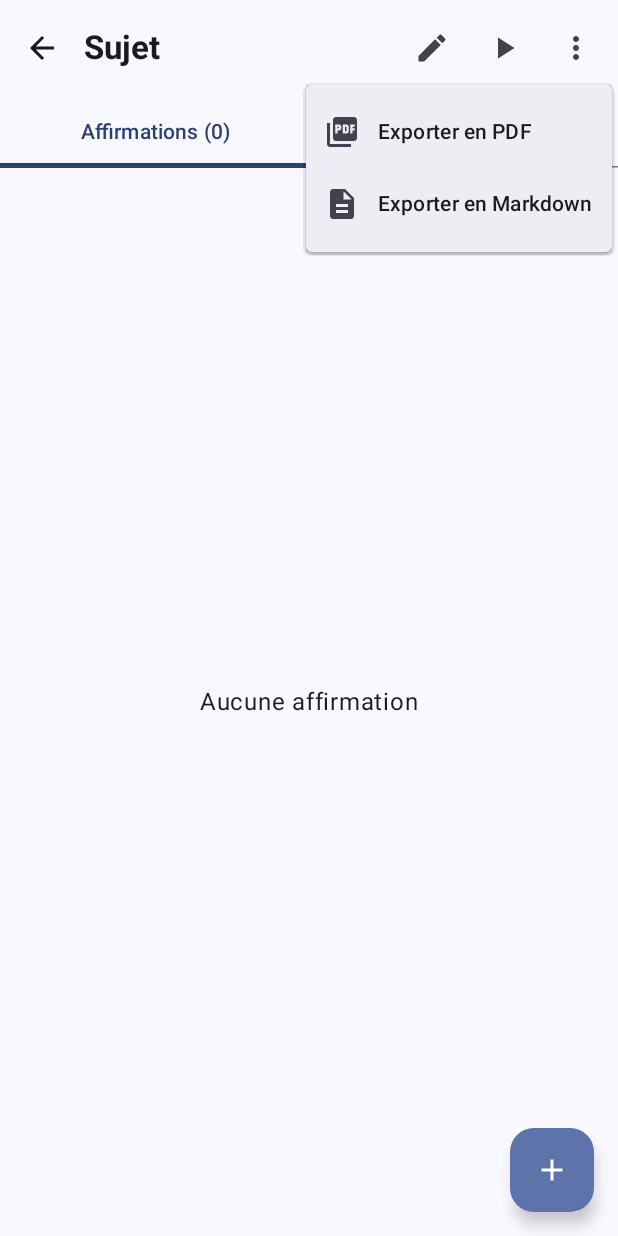
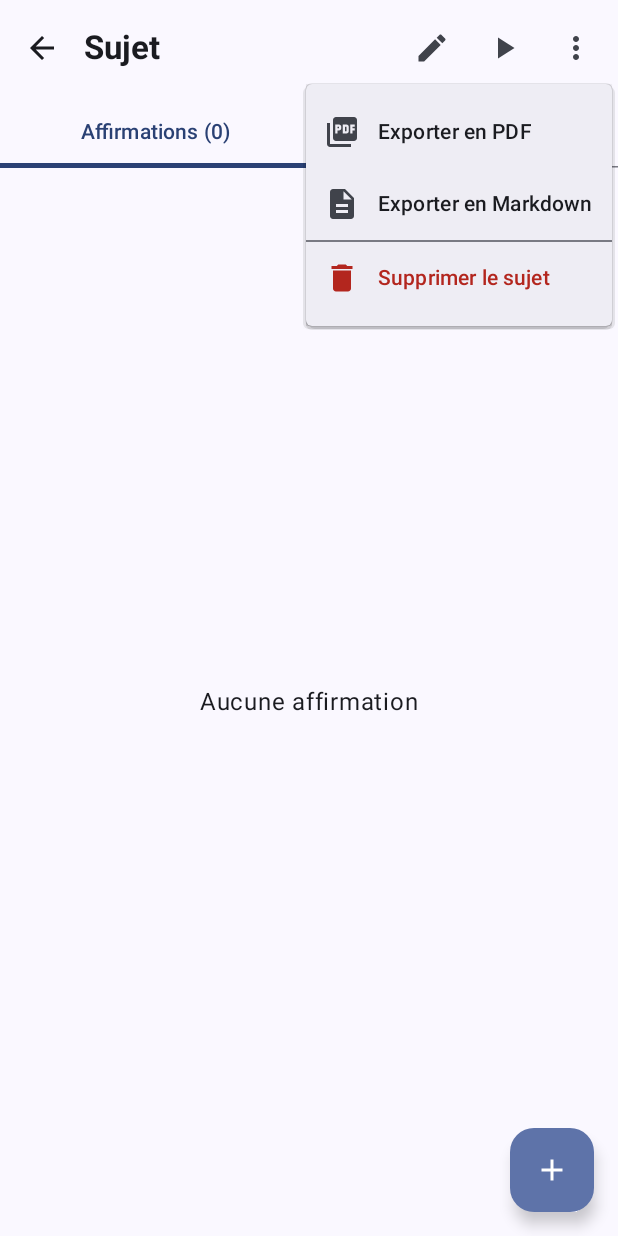
Before and after one commit to VBlackJack/ArguMentor, an Android app built with Jetpack Compose: the composable TopicDetailScreen called with empty values, after a tap on "Plus d'options", on a phone screen of 412 x 824 dp. Run offline under Robolectric (Android 15) with nearby library versions, the phone set to English and light mode, and no system bars; our stand-ins replace Dagger/Hilt's generated code, Room's generated code.

```diff
--- a/app/src/main/java/com/argumentor/app/ui/screens/topic/TopicDetailScreen.kt
+++ b/app/src/main/java/com/argumentor/app/ui/screens/topic/TopicDetailScreen.kt
@@ -38,7 +38,8 @@ fun TopicDetailScreen(
     val selectedTab by viewModel.selectedTab.collectAsState()
 
     var showExportMenu by remember { mutableStateOf(false) }
-    var showSummary by remember { mutableStateOf(false) }
+    var showDeleteTopicDialog by remember { mutableStateOf(false) }
+    var showSummary by remember { mutableStateOf(true) }
     val snackbarHostState = remember { SnackbarHostState() }
     val coroutineScope = rememberCoroutineScope()
 
@@ -78,6 +79,35 @@ fun TopicDetailScreen(
 
     LaunchedEffect(topicId) {
         viewModel.loadTopic(topicId)
+    }
+
+    // Delete topic confirmation dialog
+    if (showDeleteTopicDialog) {
+        AlertDialog(
+            onDismissRequest = { showDeleteTopicDialog = false },
+            title = { Text("Supprimer le sujet ?") },
+            text = { Text("Cette action est irréversible. Toutes les affirmations, réfutations, preuves et questions associées seront également supprimées.") },
+            confirmButton = {
+                TextButton(
+                    onClick = {
+                        showDeleteTopicDialog = false
+                        viewModel.deleteTopic {
+                            coroutineScope.launch {
+                                snackbarHostState.showSnackbar("Sujet supprimé")
+                            }
+                            onNavigateBack()
+                        }
+                    }
+                ) {
+                    Text("Supprimer", color = MaterialTheme.colorScheme.error)
+                }
+            },
+            dismissButton = {
+                TextButton(onClick = { showDeleteTopicDialog = false }) {
+                    Text("Annuler")
+                }
+            }
+        )
     }
 
     Scaffold(
@@ -126,6 +156,17 @@ fun TopicDetailScreen(
                                 val timestamp = System.currentTimeMillis()
                                 val title = topic?.title?.take(20)?.replace(" ", "_") ?: "topic"
                                 exportMdLauncher.launch("ArguMentor_${title}_$timestamp.md")
+                            }
+                        )
+                        Divider()
+                        DropdownMenuItem(
+                            text = { Text("Supprimer le sujet", color = MaterialTheme.colorScheme.error) },
+                            leadingIcon = {
+                                Icon(Icons.Default.Delete, contentDescription = null, tint = MaterialTheme.colorScheme.error)
+                            },
+                            onClick = {
+                                showExportMenu = false
+                                showDeleteTopicDialog = true
                             }
                         )
                     }
```
